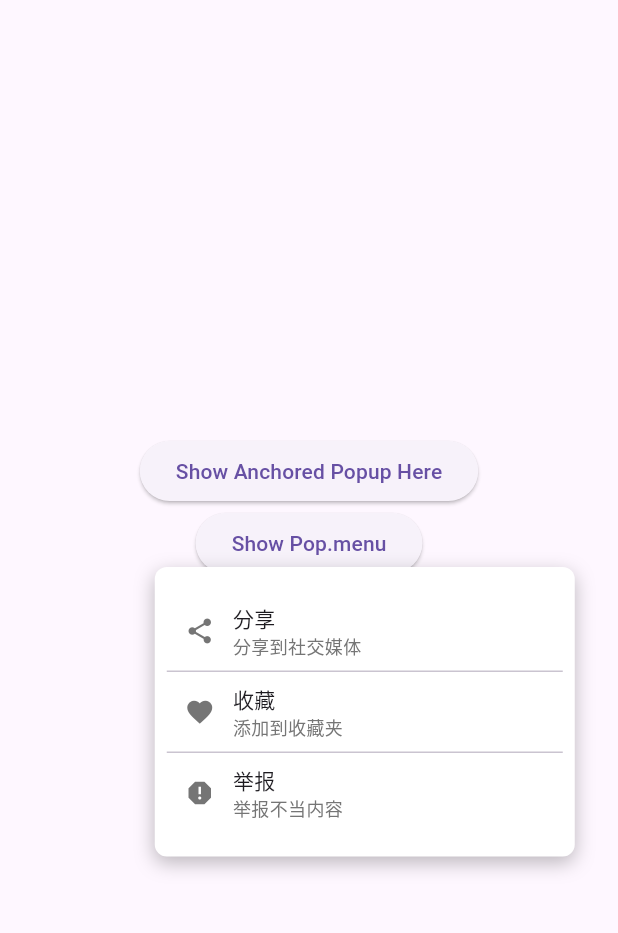
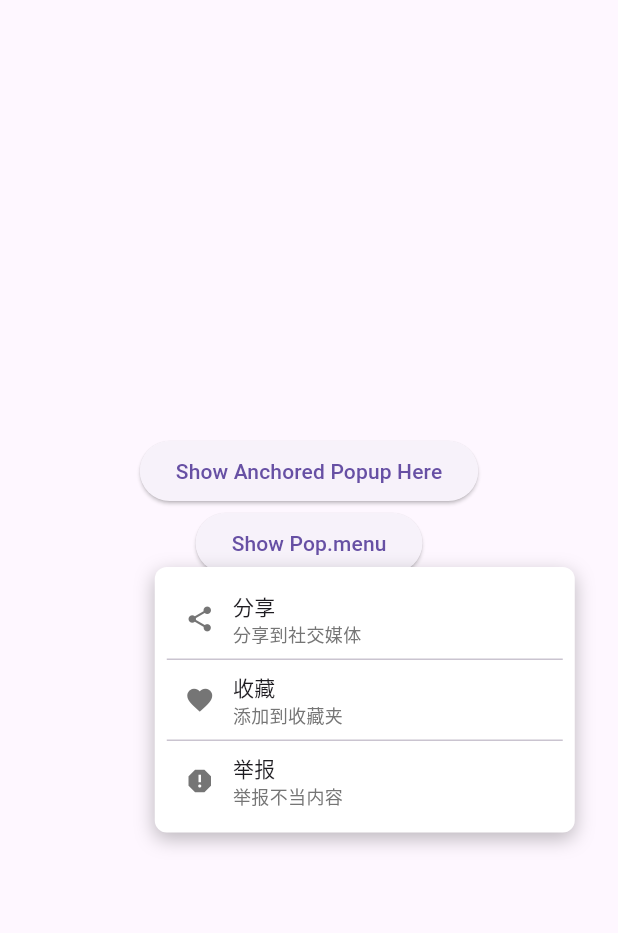
Before and after one commit to xinqingaa/unified_popups, a Flutter app: the AnchoredPage screen opened by its route, after a tap on "Show Anchored Popup Here", after a tap on "带图标的菜单", after a tap on "自定义样式菜单", on a phone screen of 412 x 824 dp, the part 63-996 px from its top. Run offline on Flutter 3.47's test engine with Material 3 defaults, Android fonts, the phone set to English and light mode, and no system bars.

Commit message:
fix: 条件性地应用内边距

```diff
--- a/lib/src/widgets/menu_widget.dart
+++ b/lib/src/widgets/menu_widget.dart
@@ -36,7 +36,7 @@ class MenuWidget extends StatelessWidget {
           ),
       child: Container(
         decoration: decoration ?? defaultDecoration,
-        padding: padding ?? const EdgeInsets.symmetric(vertical: 8),
+        padding: padding ?? const EdgeInsets.all(0),
         child: child,
       ),
     );
--- a/pubspec.yaml
+++ b/pubspec.yaml
@@ -1,6 +1,6 @@
 name: unified_popups
 description: A unified popups SDK for Flutter, providing a flexible way to show toasts, dialogs, and other custom popups.
-version: 1.1.1
+version: 1.1.2
 homepage: https://github.com/xinqingaa/unified_popups
 repository: https://github.com/xinqingaa/unified_popups
 
```
Also changed, not shown: lib/src/widgets/sheet_widget.dart (+4 -3 lines), 1 other file.
